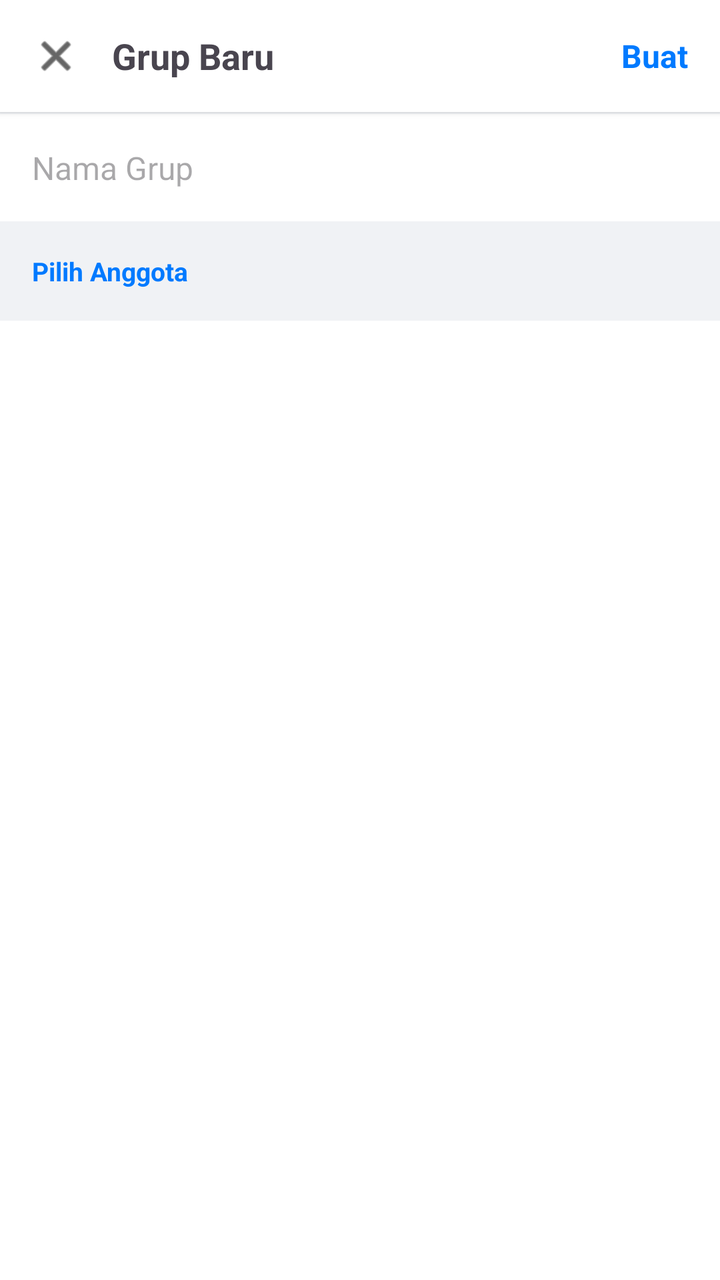
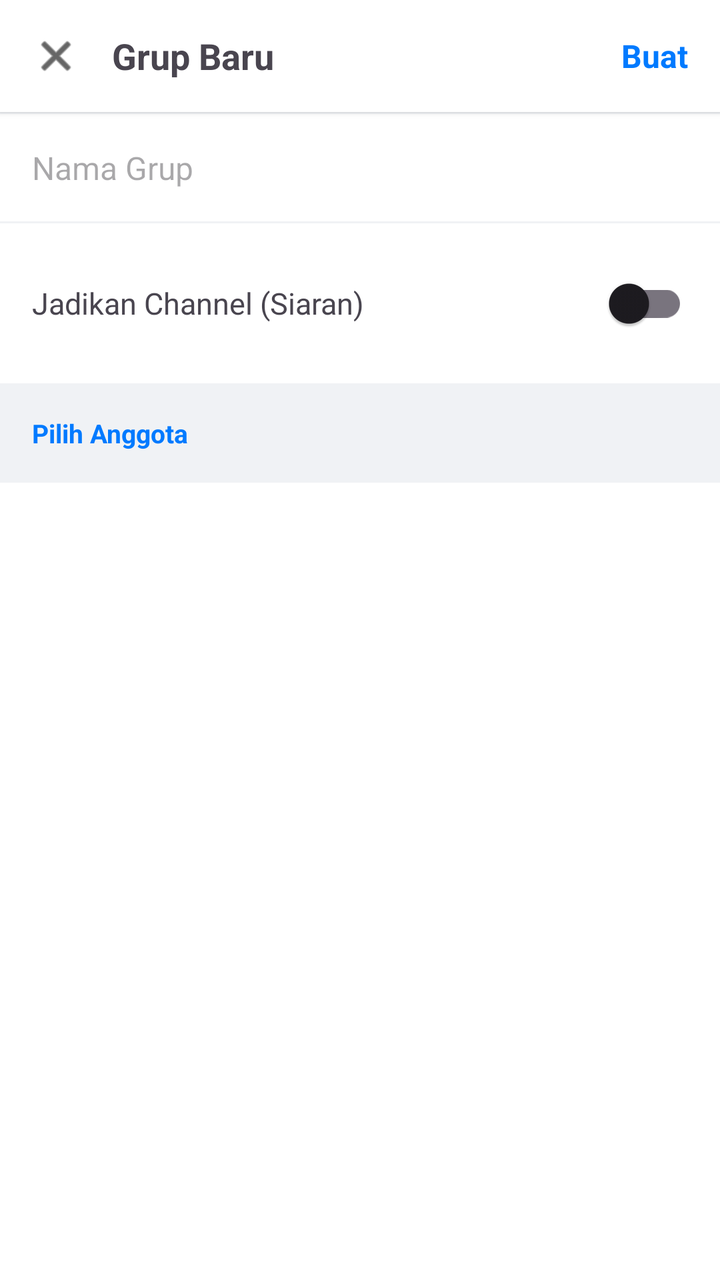

The first picture is an Android layout as it rendered before a commit; the second is the same layout after the commit. The layout source and the unified diff follow.
<!-- AndroidManifest.xml: application theme Theme.Material3.Light.NoActionBar -->
<!-- res/layout/activity_create_group.xml -->
<?xml version="1.0" encoding="utf-8"?>
<LinearLayout xmlns:android="http://schemas.android.com/apk/res/android"
    xmlns:app="http://schemas.android.com/apk/res-auto"
    android:layout_width="match_parent"
    android:layout_height="match_parent"
    android:orientation="vertical"
    android:background="#F0F2F5">

    
    <LinearLayout
        android:layout_width="match_parent"
        android:layout_height="56dp"
        android:background="#FFFFFF"
        android:gravity="center_vertical"
        android:paddingStart="16dp"
        android:paddingEnd="16dp"
        android:elevation="2dp">
        <ImageView
            android:id="@+id/btnBackCreate"
            android:layout_width="24dp"
            android:layout_height="24dp"
            android:src="@android:drawable/ic_menu_close_clear_cancel"
            app:tint="#000000"/>
        <TextView
            android:layout_width="wrap_content"
            android:layout_height="wrap_content"
            android:text="Grup Baru"
            android:textSize="18sp"
            android:textStyle="bold"
            android:layout_marginStart="16dp"
            android:layout_weight="1"/>
        <TextView
            android:id="@+id/btnCreateGroup"
            android:layout_width="wrap_content"
            android:layout_height="wrap_content"
            android:text="Buat"
            android:textColor="#007AFF"
            android:textStyle="bold"
            android:textSize="16sp"/>
    </LinearLayout>

    
    <LinearLayout
        android:layout_width="match_parent"
        android:layout_height="wrap_content"
        android:background="#FFFFFF"
        android:padding="16dp"
        android:layout_marginTop="1dp">
        <EditText
            android:id="@+id/etGroupName"
            android:layout_width="match_parent"
            android:layout_height="wrap_content"
            android:hint="Nama Grup"
            android:background="@android:color/transparent"
            android:textSize="16sp"/>
    </LinearLayout>

    
    <TextView
        android:layout_width="match_parent"
        android:layout_height="wrap_content"
        android:text="Pilih Anggota"
        android:textColor="#007AFF"
        android:textStyle="bold"
        android:textSize="13sp"
        android:padding="16dp"/>

    
    <androidx.recyclerview.widget.RecyclerView
        android:id="@+id/rvContacts"
        android:layout_width="match_parent"
        android:layout_height="match_parent"
        android:background="#FFFFFF"/>
</LinearLayout>
<!-- resources referenced by this layout -->
<resources>

</resources>

<!-- the commit's change to res/layout/activity_create_group.xml (unified diff, before → after) -->
@@ -54,6 +54,14 @@
             android:background="@android:color/transparent"
             android:textSize="16sp"/>
     </LinearLayout>
+    
+    <LinearLayout android:layout_width="match_parent" android:layout_height="wrap_content"
+        android:background="#FFFFFF" android:padding="16dp" android:layout_marginTop="1dp"
+        android:orientation="horizontal" android:gravity="center_vertical">
+        <TextView android:layout_width="0dp" android:layout_height="wrap_content" android:layout_weight="1"
+            android:text="Jadikan Channel (Siaran)" android:textSize="15sp"/>
+        <androidx.appcompat.widget.SwitchCompat android:id="@+id/swChannel" android:layout_width="wrap_content" android:layout_height="wrap_content"/>
+    </LinearLayout>
 
     
     <TextView
